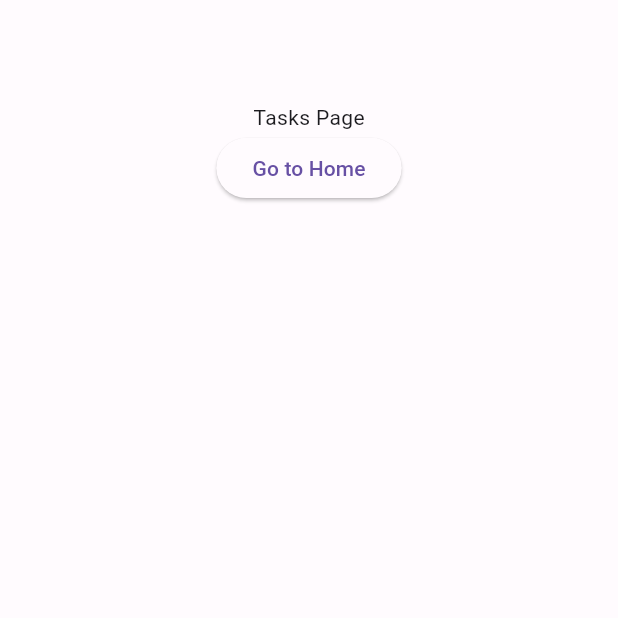
After one commit to willyishmael/ToDo-App, a Flutter app: the screen it shows after launch, item 2 of the bottom bar chosen, on a phone screen of 412 x 824 dp, the part 447-1065 px from its top. The commit adds this screen. Run offline on Flutter 3.47's test engine with Material 2 defaults, Android fonts, the phone set to English and light mode, and no system bars; our stand-ins replace go_router.

Commit message:
add tasks page

```diff
--- /dev/null
+++ b/lib/application/pages/tasks/tasks_page.dart
@@ -0,0 +1,25 @@
+import 'package:flutter/material.dart';
+import 'package:todo_app/application/routes/navigation_helper.dart';
+import 'package:todo_app/application/routes/paths.dart';
+
+class TasksPage extends StatelessWidget {
+  const TasksPage({super.key});
+
+  @override
+  Widget build(BuildContext context) {
+    return Scaffold(
+      body: Center(
+        child: Column(
+          mainAxisAlignment: MainAxisAlignment.center,
+          children: [
+            const Text('Tasks Page'),
+            ElevatedButton(
+              onPressed: () => NavigationHelper.router.go(Paths.homePath),
+              child: const Text('Go to Home'),
+            )
+          ],
+        ),
+      ),
+    );
+  }
+}
--- a/lib/application/routes/navigation_helper.dart
+++ b/lib/application/routes/navigation_helper.dart
@@ -3,6 +3,7 @@ import 'package:go_router/go_router.dart';
 import 'package:todo_app/application/pages/home/home_page.dart';
 import 'package:todo_app/application/pages/root/root_page.dart';
 import 'package:todo_app/application/pages/settings/settings_page.dart';
+import 'package:todo_app/application/pages/tasks/tasks_page.dart';
 import 'package:todo_app/application/routes/get_page.dart';
 import 'package:todo_app/application/routes/go_router_observer.dart';
 import 'package:todo_app/application/routes/paths.dart';
@@ -17,6 +18,8 @@ class NavigationHelper {
       GlobalKey<NavigatorState>(debugLabel: 'root');
   final GlobalKey<NavigatorState> homeNavigationKey =
       GlobalKey<NavigatorState>(debugLabel: 'home');
+  final GlobalKey<NavigatorState> tasksNavigationKey =
+      GlobalKey<NavigatorState>(debugLabel: 'tasks');
   final GlobalKey<NavigatorState> settingsNavigationKey =
       GlobalKey<NavigatorState>(debugLabel: 'settings');
 
@@ -47,6 +50,18 @@ class NavigationHelper {
             ],
           ),
           StatefulShellBranch(
+            navigatorKey: tasksNavigationKey,
+            routes: [
+              GoRoute(
+                path: Paths.tasksPath,
+                pageBuilder: (context, state) => getPage(
+                  child: const TasksPage(),
+                  state: state,
+                ),
+              ),
+            ],
+          ),
+          StatefulShellBranch(
             navigatorKey: settingsNavigationKey,
             routes: [
               GoRoute(
--- a/lib/application/routes/paths.dart
+++ b/lib/application/routes/paths.dart
@@ -3,5 +3,6 @@ class Paths {
   // home
   static const String rootPath = '/root';
   static const String homePath = '$rootPath/home';
+  static const String tasksPath = '$rootPath/tasks';
   static const String settingsPath = '$rootPath/settings';
 }
```
